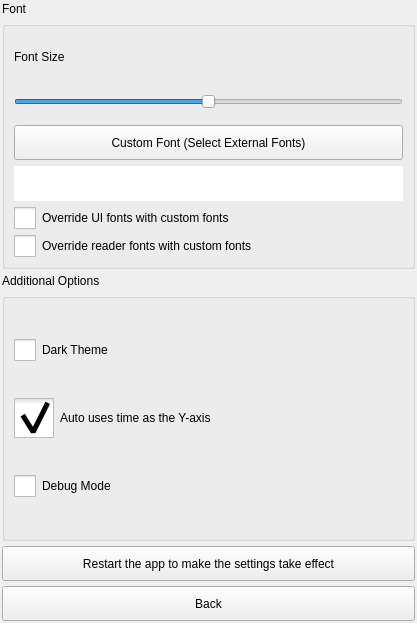
Above: src/Preferences.ui from ic005k/Knot-Legacy before the change. Below: the same form after it.
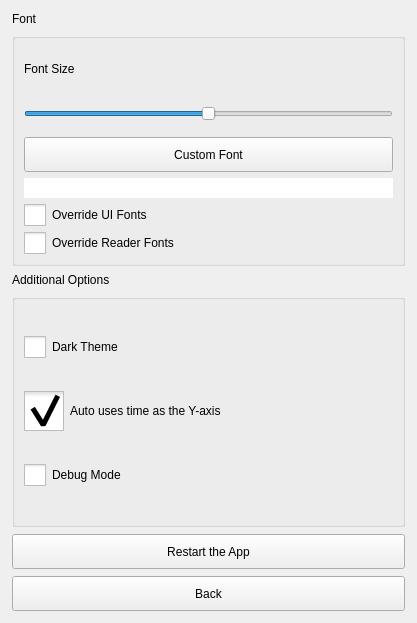
That is the form after the change. Icons and pictures are not drawn.

Patch:
```diff
--- a/src/Preferences.ui
+++ b/src/Preferences.ui
@@ -15,19 +15,19 @@
   </property>
   <layout class="QVBoxLayout" name="verticalLayout_2">
    <property name="spacing">
-    <number>5</number>
+    <number>7</number>
    </property>
    <property name="leftMargin">
-    <number>2</number>
+    <number>12</number>
    </property>
    <property name="topMargin">
-    <number>2</number>
+    <number>12</number>
    </property>
    <property name="rightMargin">
-    <number>2</number>
+    <number>12</number>
    </property>
    <property name="bottomMargin">
-    <number>2</number>
+    <number>12</number>
    </property>
    <item>
     <widget class="QLabel" name="label">
@@ -119,7 +119,7 @@
          </size>
         </property>
         <property name="text">
-         <string>Custom Font (Select External Fonts)</string>
+         <string>Custom Font</string>
         </property>
        </widget>
       </item>
@@ -143,7 +143,7 @@
 }</string>
         </property>
         <property name="text">
-         <string>Override UI fonts with custom fonts</string>
+         <string>Override UI Fonts</string>
         </property>
         <property name="checked">
          <bool>false</bool>
@@ -160,7 +160,7 @@
 }</string>
         </property>
         <property name="text">
-         <string>Override reader fonts with custom fonts</string>
+         <string>Override Reader Fonts</string>
         </property>
         <property name="checked">
          <bool>false</bool>
@@ -261,7 +261,7 @@
       </size>
      </property>
      <property name="text">
-      <string>Restart the app to make the settings take effect</string>
+      <string>Restart the App</string>
      </property>
     </widget>
    </item>
```
